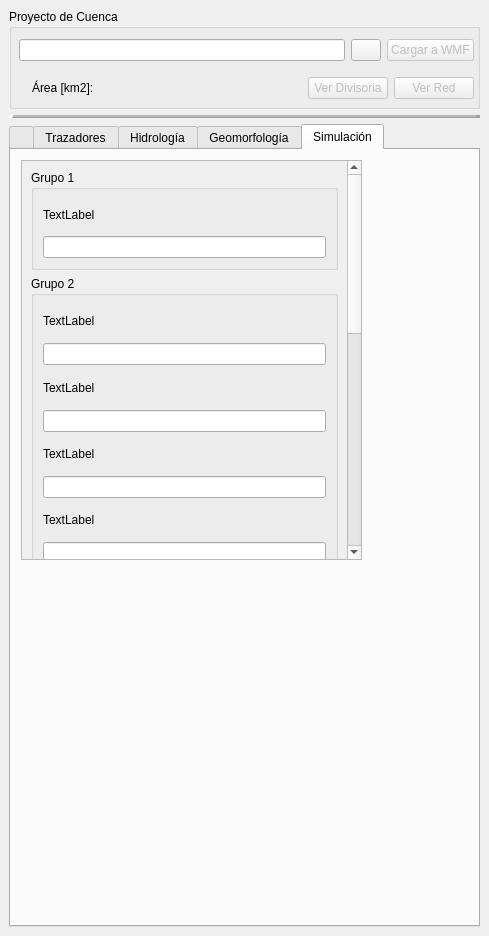
Qt form qgisplugin/HydroSEDPlugin_dockwidget_base.ui (nicolas998/WMF) before a commit.
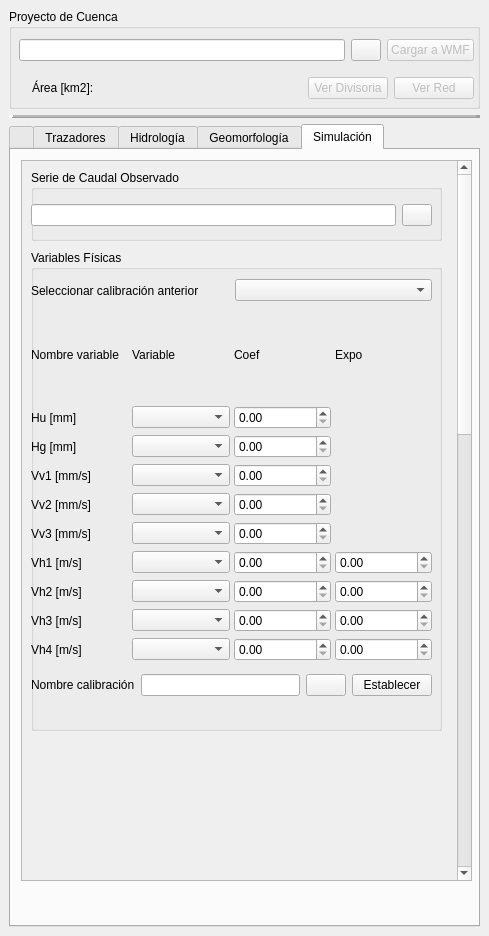
The same form after that commit. The open tabs and pages were chosen to show the change. Icons and pictures are not drawn. Custom widgets are drawn as their Qt base class.

Commit message: se comienza a elaborar el esqueleto de lo que será el tab de simulación

The edit to the form file:
```diff
--- a/qgisplugin/HydroSEDPlugin_dockwidget_base.ui
+++ b/qgisplugin/HydroSEDPlugin_dockwidget_base.ui
@@ -3642,20 +3642,20 @@
            <rect>
             <x>10</x>
             <y>10</y>
-            <width>341</width>
-            <height>400</height>
+            <width>451</width>
+            <height>721</height>
            </rect>
           </property>
           <property name="minimumSize">
            <size>
-            <width>0</width>
-            <height>200</height>
+            <width>430</width>
+            <height>400</height>
            </size>
           </property>
           <property name="maximumSize">
            <size>
             <width>16777215</width>
-            <height>400</height>
+            <height>750</height>
            </size>
           </property>
           <property name="verticalScrollBarPolicy">
@@ -3669,8 +3669,8 @@
             <rect>
              <x>0</x>
              <y>0</y>
-             <width>323</width>
-             <height>930</height>
+             <width>433</width>
+             <height>1918</height>
             </rect>
            </property>
            <property name="minimumSize">
@@ -3687,156 +3687,333 @@
            </property>
            <layout class="QVBoxLayout" name="verticalLayout_2">
             <item>
-             <widget class="QgsCollapsibleGroupBox" name="mGroupBox">
+             <widget class="QWidget" name="widget_3" native="true">
               <property name="minimumSize">
                <size>
                 <width>0</width>
-                <height>100</height>
+                <height>1900</height>
                </size>
               </property>
-              <property name="maximumSize">
-               <size>
-                <width>16777215</width>
-                <height>16777215</height>
-               </size>
-              </property>
-              <property name="title">
-               <string>Grupo 1</string>
-              </property>
-              <layout class="QVBoxLayout" name="verticalLayout_3">
-               <item>
-                <widget class="QLabel" name="label123456789">
-                 <property name="text">
-                  <string>TextLabel</string>
-                 </property>
-                </widget>
-               </item>
-               <item>
-                <widget class="QLineEdit" name="lineEdit"/>
-               </item>
-              </layout>
-             </widget>
-            </item>
-            <item>
-             <widget class="QgsCollapsibleGroupBox" name="mGroupBox_2">
-              <property name="minimumSize">
-               <size>
-                <width>0</width>
-                <height>300</height>
-               </size>
-              </property>
-              <property name="maximumSize">
-               <size>
-                <width>16777215</width>
-                <height>16777215</height>
-               </size>
-              </property>
-              <property name="title">
-               <string>Grupo 2</string>
-              </property>
-              <layout class="QVBoxLayout" name="verticalLayout_4">
-               <item>
-                <widget class="QLabel" name="label">
-                 <property name="text">
-                  <string>TextLabel</string>
-                 </property>
-                </widget>
-               </item>
-               <item>
-                <widget class="QLineEdit" name="lineEdit_3"/>
-               </item>
-               <item>
-                <widget class="QLabel" name="label_2">
-                 <property name="text">
-                  <string>TextLabel</string>
-                 </property>
-                </widget>
-               </item>
-               <item>
-                <widget class="QLineEdit" name="lineEdit_4"/>
-               </item>
-               <item>
-                <widget class="QLabel" name="label_3">
-                 <property name="text">
-                  <string>TextLabel</string>
-                 </property>
-                </widget>
-               </item>
-               <item>
-                <widget class="QLineEdit" name="lineEdit_2"/>
-               </item>
-               <item>
-                <widget class="QLabel" name="label_4">
-                 <property name="text">
-                  <string>TextLabel</string>
-                 </property>
-                </widget>
-               </item>
-               <item>
-                <widget class="QLineEdit" name="lineEdit_5"/>
-               </item>
-              </layout>
-             </widget>
-            </item>
-            <item>
-             <widget class="QgsCollapsibleGroupBox" name="mGroupBox_3">
-              <property name="minimumSize">
-               <size>
-                <width>0</width>
-                <height>500</height>
-               </size>
-              </property>
-              <property name="maximumSize">
-               <size>
-                <width>16777215</width>
-                <height>16777215</height>
-               </size>
-              </property>
-              <property name="title">
-               <string>Grupo 3</string>
-              </property>
-              <layout class="QVBoxLayout" name="verticalLayout_5">
-               <item>
-                <widget class="QLabel" name="label_8">
-                 <property name="text">
-                  <string>TextLabel</string>
-                 </property>
-                </widget>
-               </item>
-               <item>
-                <widget class="QLineEdit" name="lineEdit_9"/>
-               </item>
-               <item>
-                <widget class="QLabel" name="label_7">
-                 <property name="text">
-                  <string>TextLabel</string>
-                 </property>
-                </widget>
-               </item>
-               <item>
-                <widget class="QLineEdit" name="lineEdit_8"/>
-               </item>
-               <item>
-                <widget class="QLabel" name="label_6">
-                 <property name="text">
-                  <string>TextLabel</string>
-                 </property>
-                </widget>
-               </item>
-               <item>
-                <widget class="QLineEdit" name="lineEdit_7"/>
-               </item>
-               <item>
-                <widget class="QLabel" name="label_5">
-                 <property name="text">
-                  <string>TextLabel</string>
-                 </property>
-                </widget>
-               </item>
-               <item>
-                <widget class="QLineEdit" name="lineEdit_6"/>
-               </item>
-              </layout>
+              <widget class="QGroupBox" name="groupBox_4">
+               <property name="geometry">
+                <rect>
+                 <x>0</x>
+                 <y>0</y>
+                 <width>411</width>
+                 <height>71</height>
+                </rect>
+               </property>
+               <property name="title">
+                <string>Serie de Caudal Observado</string>
+               </property>
+               <widget class="QWidget" name="horizontalLayoutWidget_5">
+                <property name="geometry">
+                 <rect>
+                  <x>0</x>
+                  <y>20</y>
+                  <width>401</width>
+                  <height>51</height>
+                 </rect>
+                </property>
+                <layout class="QHBoxLayout" name="horizontalLayout_42">
+                 <item>
+                  <widget class="QLineEdit" name="PathCorriente_out_2">
+                   <property name="readOnly">
+                    <bool>false</bool>
+                   </property>
+                  </widget>
+                 </item>
+                 <item>
+                  <widget class="QPushButton" name="botonSelectorOutputCorrienteShapefileTrazadorCorrientes_2">
+                   <property name="minimumSize">
+                    <size>
+                     <width>30</width>
+                     <height>0</height>
+                    </size>
+                   </property>
+                   <property name="maximumSize">
+                    <size>
+                     <width>30</width>
+                     <height>16777215</height>
+                    </size>
+                   </property>
+                   <property name="toolTip">
+                    <string>Seleccionar la ruta donde se va a guardar la corriente.</string>
+                   </property>
+                   <property name="whatsThis">
+                    <string>Seleccionar la ruta donde se va a guardar la corriente.</string>
+                   </property>
+                   <property name="text">
+                    <string/>
+                   </property>
+                   <property name="icon">
+                    <iconset resource="resources.qrc">
+                     <normaloff>:/plugins/HydroSEDPlugin/icons/folder.png</normaloff>:/plugins/HydroSEDPlugin/icons/folder.png</iconset>
+                   </property>
+                  </widget>
+                 </item>
+                </layout>
+               </widget>
+              </widget>
+              <widget class="QGroupBox" name="groupBox_3">
+               <property name="geometry">
+                <rect>
+                 <x>0</x>
+                 <y>80</y>
+                 <width>411</width>
+                 <height>481</height>
+                </rect>
+               </property>
+               <property name="title">
+                <string>Variables Físicas</string>
+               </property>
+               <widget class="QWidget" name="verticalLayoutWidget_5">
+                <property name="geometry">
+                 <rect>
+                  <x>0</x>
+                  <y>60</y>
+                  <width>401</width>
+                  <height>351</height>
+                 </rect>
+                </property>
+                <layout class="QVBoxLayout" name="verticalLayout_3">
+                 <item>
+                  <layout class="QGridLayout" name="gridLayout" columnstretch="0,0,0,0">
+                   <property name="horizontalSpacing">
+                    <number>4</number>
+                   </property>
+                   <item row="0" column="1">
+                    <widget class="QLabel" name="label_19">
+                     <property name="text">
+                      <string>Variable</string>
+                     </property>
+                    </widget>
+                   </item>
+                   <item row="3" column="1">
+                    <widget class="QComboBox" name="comboBox_2"/>
+                   </item>
+                   <item row="0" column="2">
+                    <widget class="QLabel" name="label_31">
+                     <property name="text">
+                      <string>Coef</string>
+                     </property>
+                    </widget>
+                   </item>
+                   <item row="4" column="1">
+                    <widget class="QComboBox" name="comboBox_3"/>
+                   </item>
+                   <item row="7" column="2">
+                    <widget class="QDoubleSpinBox" name="doubleSpinBox_6"/>
+                   </item>
+                   <item row="7" column="3">
+                    <widget class="QDoubleSpinBox" name="doubleSpinBox_10"/>
+                   </item>
+                   <item row="8" column="1">
+                    <widget class="QComboBox" name="comboBox_7"/>
+                   </item>
+                   <item row="8" column="2">
+                    <widget class="QDoubleSpinBox" name="doubleSpinBox_7"/>
+                   </item>
+                   <item row="9" column="1">
+                    <widget class="QComboBox" name="comboBox_8"/>
+                   </item>
+                   <item row="8" column="3">
+                    <widget class="QDoubleSpinBox" name="doubleSpinBox_11"/>
+                   </item>
+                   <item row="9" column="2">
+                    <widget class="QDoubleSpinBox" name="doubleSpinBox_8"/>
+                   </item>
+                   <item row="8" column="0">
+                    <widget class="QLabel" name="label_7">
+                     <property name="text">
+                      <string>Vh2 [m/s]</string>
+                     </property>
+                    </widget>
+                   </item>
+                   <item row="2" column="1">
+                    <widget class="QComboBox" name="comboBox"/>
+                   </item>
+                   <item row="0" column="3">
+                    <widget class="QLabel" name="label_32">
+                     <property name="text">
+                      <string>Expo</string>
+                     </property>
+                    </widget>
+                   </item>
+                   <item row="6" column="2">
+                    <widget class="QDoubleSpinBox" name="doubleSpinBox_5"/>
+                   </item>
+                   <item row="9" column="0">
+                    <widget class="QLabel" name="label_8">
+                     <property name="text">
+                      <string>Vh3 [m/s]</string>
+                     </property>
+                    </widget>
+                   </item>
+                   <item row="7" column="0">
+                    <widget class="QLabel" name="label_6">
+                     <property name="text">
+                      <string>Vh1 [m/s]</string>
+                     </property>
+                    </widget>
+                   </item>
+                   <item row="6" column="1">
+                    <widget class="QComboBox" name="comboBox_5"/>
+                   </item>
+                   <item row="2" column="2">
+                    <widget class="QDoubleSpinBox" name="doubleSpinBox"/>
+                   </item>
+                   <item row="5" column="1">
+                    <widget class="QComboBox" name="comboBox_4"/>
+                   </item>
+                   <item row="4" column="0">
+                    <widget class="QLabel" name="label_3">
+                     <property name="text">
+                      <string>Vv1 [mm/s]</string>
+                     </property>
+                    </widget>
+                   </item>
+                   <item row="3" column="2">
+                    <widget class="QDoubleSpinBox" name="doubleSpinBox_2"/>
+                   </item>
+                   <item row="5" column="0">
+                    <widget class="QLabel" name="label_4">
+                     <property name="text">
+                      <string>Vv2 [mm/s]</string>
+                     </property>
+                    </widget>
+                   </item>
+                   <item row="4" column="2">
+                    <widget class="QDoubleSpinBox" name="doubleSpinBox_3"/>
+                   </item>
+                   <item row="10" column="0">
+                    <widget class="QLabel" name="label_11">
+                     <property name="text">
+                      <string>Vh4 [m/s]</string>
+                     </property>
+                    </widget>
+                   </item>
+                   <item row="9" column="3">
+                    <widget class="QDoubleSpinBox" name="doubleSpinBox_12"/>
+                   </item>
+                   <item row="5" column="2">
+                    <widget class="QDoubleSpinBox" name="doubleSpinBox_4"/>
+                   </item>
+                   <item row="10" column="3">
+                    <widget class="QDoubleSpinBox" name="doubleSpinBox_13"/>
+                   </item>
+                   <item row="10" column="2">
+                    <widget class="QDoubleSpinBox" name="doubleSpinBox_9"/>
+                   </item>
+                   <item row="6" column="0">
+                    <widget class="QLabel" name="label_5">
+                     <property name="text">
+                      <string>Vv3 [mm/s]</string>
+                     </property>
+                    </widget>
+                   </item>
+                   <item row="7" column="1">
+                    <widget class="QComboBox" name="comboBox_6"/>
+                   </item>
+                   <item row="10" column="1">
+                    <widget class="QComboBox" name="comboBox_9"/>
+                   </item>
+                   <item row="3" column="0">
+                    <widget class="QLabel" name="label_2">
+                     <property name="text">
+                      <string>Hg [mm]</string>
+                     </property>
+                    </widget>
+                   </item>
+                   <item row="2" column="0">
+                    <widget class="QLabel" name="label">
+                     <property name="text">
+                      <string>Hu [mm]</string>
+                     </property>
+                    </widget>
+                   </item>
+                   <item row="0" column="0">
+                    <widget class="QLabel" name="label_18">
+                     <property name="text">
+                      <string>Nombre variable</string>
+                     </property>
+                    </widget>
+                   </item>
+                  </layout>
+                 </item>
+                </layout>
+               </widget>
+               <widget class="QWidget" name="verticalLayoutWidget_6">
+                <property name="geometry">
+                 <rect>
+                  <x>0</x>
+                  <y>410</y>
+                  <width>401</width>
+                  <height>51</height>
+                 </rect>
+                </property>
+                <layout class="QVBoxLayout" name="verticalLayout_4">
+                 <item>
+                  <layout class="QHBoxLayout" name="horizontalLayout_20">
+                   <item>
+                    <widget class="QLabel" name="label_33">
+                     <property name="text">
+                      <string>Nombre calibración</string>
+                     </property>
+                    </widget>
+                   </item>
+                   <item>
+                    <widget class="QLineEdit" name="PathCorriente_out_3">
+                     <property name="readOnly">
+                      <bool>false</bool>
+                     </property>
+                    </widget>
+                   </item>
+                   <item>
+                    <widget class="QPushButton" name="ButtonSimCalib2Nc">
+                     <property name="text">
+                      <string/>
+                     </property>
+                     <property name="icon">
+                      <iconset resource="resources.qrc">
+                       <normaloff>:/plugins/HydroSEDPlugin/icons/save.svg</normaloff>:/plugins/HydroSEDPlugin/icons/save.svg</iconset>
+                     </property>
+                    </widget>
+                   </item>
+                   <item>
+                    <widget class="QPushButton" name="ButtonSimUseCalib">
+                     <property name="text">
+                      <string>Establecer</string>
+                     </property>
+                    </widget>
+                   </item>
+                  </layout>
+                 </item>
+                </layout>
+               </widget>
+               <widget class="QWidget" name="horizontalLayoutWidget_6">
+                <property name="geometry">
+                 <rect>
+                  <x>0</x>
+                  <y>20</y>
+                  <width>401</width>
+                  <height>41</height>
+                 </rect>
+                </property>
+                <layout class="QHBoxLayout" name="horizontalLayout_43">
+                 <item>
+                  <widget class="QLabel" name="label_34">
+                   <property name="text">
+                    <string>Seleccionar calibración anterior</string>
+                   </property>
+                  </widget>
+                 </item>
+                 <item>
+                  <widget class="QComboBox" name="comboBox_10"/>
+                 </item>
+                </layout>
+               </widget>
+              </widget>
              </widget>
             </item>
            </layout>
```
Left out of the diff: 11 changed lines with no effect on the pictures. The commit also changes 1 other file.
